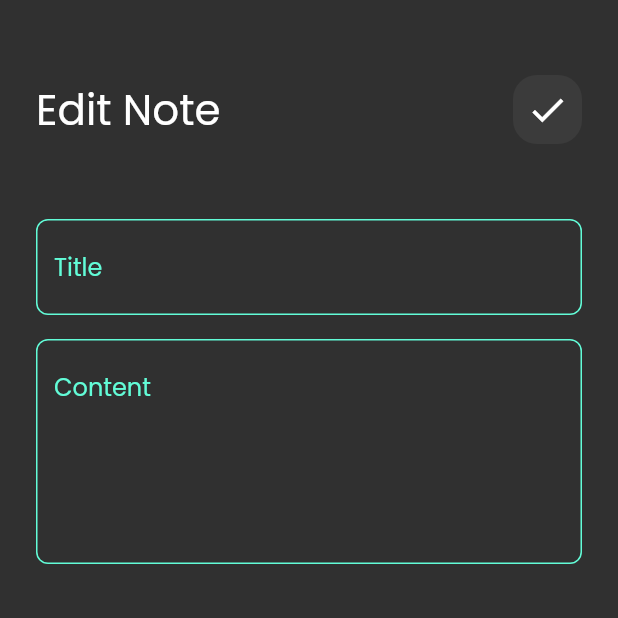
After one commit to EsraaAbdalla/notes_app, a Flutter app: the screen it shows after launch, after a tap on "Flutter Tips", on a phone screen of 412 x 824 dp, the top half of it. The commit adds this screen. Run offline on Flutter 3.47's test engine with Material 2 defaults, Android fonts, the phone set to English and light mode, and no system bars.

Commit message:
edit note view  ui done

```diff
--- /dev/null
+++ b/lib/views/edit_notes_view.dart
@@ -0,0 +1,15 @@
+import 'package:flutter/material.dart';
+
+import 'package:notes_app/views/widgets/edit_view_body.dart';
+
+class EditNotesView extends StatelessWidget {
+  const EditNotesView({super.key});
+
+  @override
+  Widget build(BuildContext context) {
+    ThemeData(brightness: Brightness.dark);
+    return const Scaffold(
+      body: EditNoteViewBody(),
+    );
+  }
+}
--- a/lib/views/widgets/custom_app_bar.dart
+++ b/lib/views/widgets/custom_app_bar.dart
@@ -2,20 +2,24 @@ import 'package:flutter/material.dart';
 import 'package:notes_app/views/widgets/custom_icon.dart';
 
 class CustomAppBar extends StatelessWidget {
-  const CustomAppBar({super.key});
+  const CustomAppBar({super.key, required this.title, required this.icon});
+  final String title;
+  final IconData icon;
 
   @override
   Widget build(BuildContext context) {
     return Row(
-      children: const [
+      mainAxisAlignment: MainAxisAlignment.spaceBetween,
+      children: [
         Text(
-          "Notes",
-          style: TextStyle(
+          title,
+          style: const TextStyle(
             fontSize: 28,
           ),
         ),
-        Spacer(),
-        CustomSearchIcon(),
+        CustomIcon(
+          icon: icon,
+        ),
       ],
     );
   }
--- a/lib/views/widgets/custom_icon.dart
+++ b/lib/views/widgets/custom_icon.dart
@@ -1,8 +1,8 @@
 import 'package:flutter/material.dart';
 
-class CustomSearchIcon extends StatelessWidget {
-  const CustomSearchIcon({super.key});
-
+class CustomIcon extends StatelessWidget {
+  const CustomIcon({super.key, required this.icon});
+  final IconData icon;
   @override
   Widget build(BuildContext context) {
     return Container(
@@ -12,9 +12,9 @@ class CustomSearchIcon extends StatelessWidget {
         color: Colors.white.withOpacity(.05),
         borderRadius: BorderRadius.circular(16),
       ),
-      child: const Center(
+      child: Center(
           child: Icon(
-        Icons.search,
+        icon,
         size: 28,
       )),
     );
--- a/lib/views/widgets/custom_note_icon.dart
+++ b/lib/views/widgets/custom_note_icon.dart
@@ -1,11 +1,19 @@
 import 'package:flutter/material.dart';
+import 'package:notes_app/views/edit_notes_view.dart';
+import 'package:notes_app/views/widgets/edit_view_body.dart';
 
 class NoteItem extends StatelessWidget {
   const NoteItem({super.key});
 
   @override
   Widget build(BuildContext context) {
-    return Container(
+    return GestureDetector(
+      onTap: () {
+        Navigator.push(context, MaterialPageRoute(builder: (context) {
+          return const EditNotesView();
+        }));
+      },
+      child: Container(
         padding: const EdgeInsets.only(
           top: 24,
           bottom: 24,
@@ -53,6 +61,7 @@ class NoteItem extends StatelessWidget {
             ),
           ],
         ),
+      ),
     );
   }
 }
--- /dev/null
+++ b/lib/views/widgets/edit_view_body.dart
@@ -0,0 +1,39 @@
+import 'package:flutter/material.dart';
+import 'package:flutter/src/widgets/framework.dart';
+import 'package:flutter/src/widgets/placeholder.dart';
+import 'package:notes_app/views/widgets/custom_app_bar.dart';
+import 'package:notes_app/views/widgets/custom_text_field.dart';
+
+class EditNoteViewBody extends StatelessWidget {
+  const EditNoteViewBody({super.key});
+
+  @override
+  Widget build(BuildContext context) {
+    ThemeData(brightness: Brightness.dark, fontFamily: 'Poppins');
+    return Padding(
+      padding: const EdgeInsets.symmetric(horizontal: 24),
+      child: Column(
+        children: const [
+          SizedBox(
+            height: 50,
+          ),
+          CustomAppBar(
+            title: 'Edit Note',
+            icon: Icons.check,
+          ),
+          SizedBox(
+            height: 50,
+          ),
+          CustomTextField(hint: 'Title'),
+          SizedBox(
+            height: 16,
+          ),
+          CustomTextField(
+            hint: 'Content',
+            maxLines: 5,
+          ),
+        ],
+      ),
+    );
+  }
+}
--- a/lib/views/widgets/notes_view_body.dart
+++ b/lib/views/widgets/notes_view_body.dart
@@ -19,7 +19,10 @@ class NotesViewBody extends StatelessWidget {
             SizedBox(
               height: 50,
             ),
-            CustomAppBar(),
+            CustomAppBar(
+              title: 'Notes',
+              icon: Icons.search,
+            ),
             Expanded(
               child: NotesListView(),
             ),
```
Lines whose indentation alone changed are shown as unchanged.
